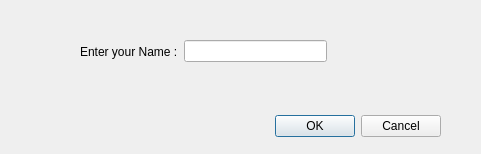
The window that gui/playernamedialog.ui (TaimoorRana/Risk) describes before a commit, drawn with Qt 5.
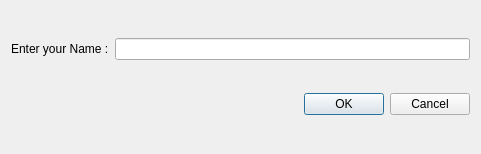
The same window after the commit.

```diff
--- a/gui/playernamedialog.ui
+++ b/gui/playernamedialog.ui
@@ -13,31 +13,8 @@
   <property name="windowTitle">
    <string>Dialog</string>
   </property>
-  <widget class="QDialogButtonBox" name="buttonBox">
-   <property name="geometry">
-    <rect>
-     <x>100</x>
-     <y>110</y>
-     <width>341</width>
-     <height>32</height>
-    </rect>
-   </property>
-   <property name="orientation">
-    <enum>Qt::Horizontal</enum>
-   </property>
-   <property name="standardButtons">
-    <set>QDialogButtonBox::Cancel|QDialogButtonBox::Ok</set>
-   </property>
-  </widget>
-  <widget class="QWidget" name="">
-   <property name="geometry">
-    <rect>
-     <x>80</x>
-     <y>40</y>
-     <width>247</width>
-     <height>23</height>
-    </rect>
-   </property>
+  <layout class="QVBoxLayout" name="verticalLayout">
+   <item>
    <layout class="QHBoxLayout" name="horizontalLayout">
     <item>
      <widget class="QLabel" name="label">
@@ -50,7 +27,18 @@
      <widget class="QLineEdit" name="lineEdit"/>
     </item>
    </layout>
-  </widget>
+   </item>
+   <item>
+    <widget class="QDialogButtonBox" name="buttonBox">
+     <property name="orientation">
+      <enum>Qt::Horizontal</enum>
+     </property>
+     <property name="standardButtons">
+      <set>QDialogButtonBox::Cancel|QDialogButtonBox::Ok</set>
+     </property>
+    </widget>
+   </item>
+  </layout>
  </widget>
  <resources/>
  <connections>
```
Lines whose indentation alone changed are shown as unchanged.
